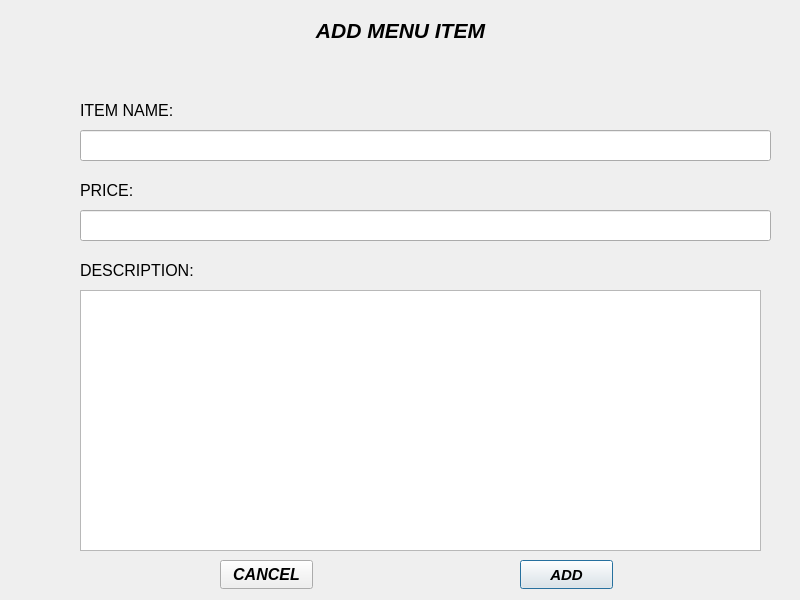
This is RMS_qt/addmenuitem.ui in dev-pratik02/RMS as Qt 5 draws it before an edit. The edited form follows.
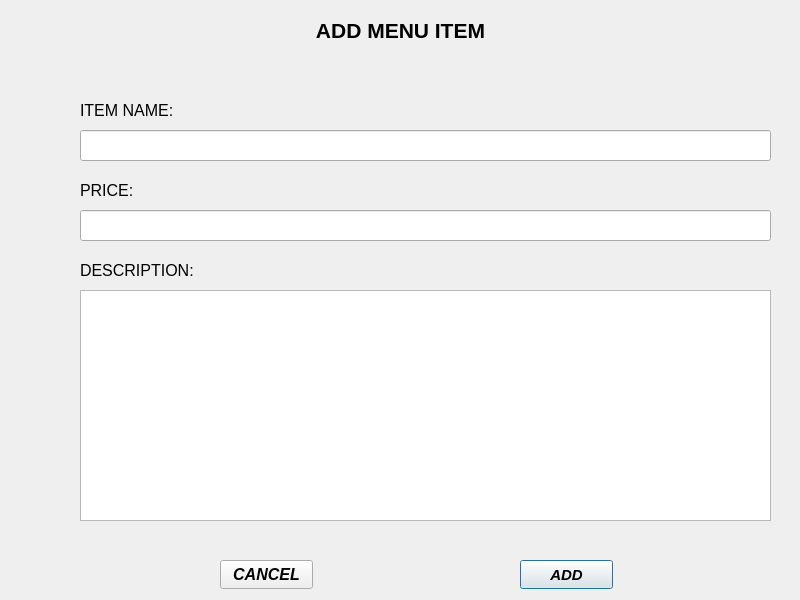
This is the edited form.

The edit to the form file:
```diff
--- a/RMS_qt/addmenuitem.ui
+++ b/RMS_qt/addmenuitem.ui
@@ -10,6 +10,11 @@
     <height>600</height>
    </rect>
   </property>
+  <property name="font">
+   <font>
+    <family>Arial</family>
+   </font>
+  </property>
   <property name="windowTitle">
    <string>Dialog</string>
   </property>
@@ -24,8 +29,9 @@
    </property>
    <property name="font">
     <font>
+     <family>Arial</family>
      <pointsize>16</pointsize>
-     <italic>true</italic>
+     <italic>false</italic>
      <bold>true</bold>
     </font>
    </property>
@@ -120,13 +126,12 @@
     <rect>
      <x>80</x>
      <y>290</y>
-     <width>681</width>
-     <height>261</height>
+     <width>691</width>
+     <height>231</height>
     </rect>
    </property>
    <property name="plainText">
-    <string>
-</string>
+    <string/>
    </property>
   </widget>
   <widget class="QPushButton" name="ADD">
```
Left out of the diff: 5 changed lines with no effect on the pictures.
